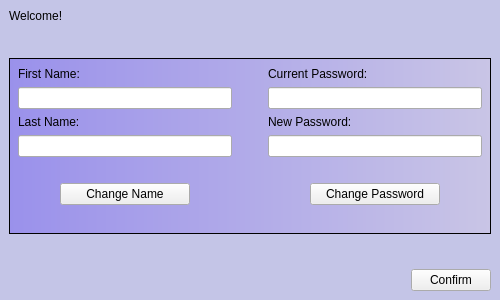
Before: the Qt Designer form profileScreen.ui in elroydsouza/MessagingApp-SDI, drawn with Qt 5.
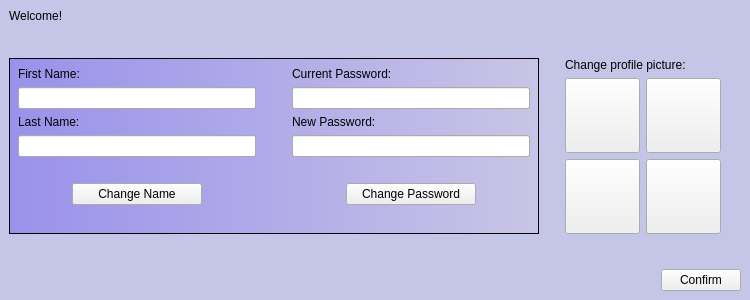
After: the same form once the commit is applied.

Commit message: Implemented profile picture system and inactivity system

The edit to the form file:
```diff
--- a/profileScreen.ui
+++ b/profileScreen.ui
@@ -6,7 +6,7 @@
    <rect>
     <x>0</x>
     <y>0</y>
-    <width>500</width>
+    <width>750</width>
     <height>300</height>
    </rect>
   </property>
@@ -39,6 +39,14 @@
      </spacer>
     </item>
     <item>
+     <layout class="QHBoxLayout" name="horizontalLayout_5">
+      <property name="topMargin">
+       <number>0</number>
+      </property>
+      <property name="rightMargin">
+       <number>0</number>
+      </property>
+      <item>
      <widget class="QWidget" name="editPanel" native="true">
       <property name="styleSheet">
        <string notr="true">#editPanel {border: 1px solid; background-color: qlineargradient(spread:pad, x1:0, y1:0, x2:1, y2:0, stop:0 rgb(154, 145, 235), stop:1 rgb(201, 197, 230));}</string>
@@ -242,6 +250,153 @@
        </item>
       </layout>
      </widget>
+      </item>
+      <item>
+       <spacer name="horizontalSpacer_5">
+        <property name="orientation">
+         <enum>Qt::Horizontal</enum>
+        </property>
+        <property name="sizeType">
+         <enum>QSizePolicy::Fixed</enum>
+        </property>
+        <property name="sizeHint" stdset="0">
+         <size>
+          <width>20</width>
+          <height>20</height>
+         </size>
+        </property>
+       </spacer>
+      </item>
+      <item>
+       <layout class="QVBoxLayout" name="verticalLayout_4">
+        <property name="rightMargin">
+         <number>0</number>
+        </property>
+        <item>
+         <widget class="QLabel" name="label">
+          <property name="text">
+           <string>Change profile picture:</string>
+          </property>
+         </widget>
+        </item>
+        <item>
+         <layout class="QHBoxLayout" name="horizontalLayout_6">
+          <property name="rightMargin">
+           <number>0</number>
+          </property>
+          <item>
+           <widget class="QPushButton" name="buttonPicture1">
+            <property name="sizePolicy">
+             <sizepolicy hsizetype="Fixed" vsizetype="Fixed">
+              <horstretch>0</horstretch>
+              <verstretch>0</verstretch>
+             </sizepolicy>
+            </property>
+            <property name="minimumSize">
+             <size>
+              <width>75</width>
+              <height>75</height>
+             </size>
+            </property>
+            <property name="styleSheet">
+             <string notr="true"/>
+            </property>
+            <property name="text">
+             <string/>
+            </property>
+            <property name="iconSize">
+             <size>
+              <width>16</width>
+              <height>16</height>
+             </size>
+            </property>
+            <property name="flat">
+             <bool>false</bool>
+            </property>
+           </widget>
+          </item>
+          <item>
+           <widget class="QPushButton" name="buttonPicture2">
+            <property name="sizePolicy">
+             <sizepolicy hsizetype="Fixed" vsizetype="Fixed">
+              <horstretch>0</horstretch>
+              <verstretch>0</verstretch>
+             </sizepolicy>
+            </property>
+            <property name="minimumSize">
+             <size>
+              <width>75</width>
+              <height>75</height>
+             </size>
+            </property>
+            <property name="text">
+             <string/>
+            </property>
+           </widget>
+          </item>
+         </layout>
+        </item>
+        <item>
+         <layout class="QHBoxLayout" name="horizontalLayout_7">
+          <item>
+           <widget class="QPushButton" name="buttonPicture3">
+            <property name="sizePolicy">
+             <sizepolicy hsizetype="Fixed" vsizetype="Fixed">
+              <horstretch>0</horstretch>
+              <verstretch>0</verstretch>
+             </sizepolicy>
+            </property>
+            <property name="minimumSize">
+             <size>
+              <width>75</width>
+              <height>75</height>
+             </size>
+            </property>
+            <property name="text">
+             <string/>
+            </property>
+           </widget>
+          </item>
+          <item>
+           <widget class="QPushButton" name="buttonPicture4">
+            <property name="sizePolicy">
+             <sizepolicy hsizetype="Fixed" vsizetype="Fixed">
+              <horstretch>0</horstretch>
+              <verstretch>0</verstretch>
+             </sizepolicy>
+            </property>
+            <property name="minimumSize">
+             <size>
+              <width>75</width>
+              <height>75</height>
+             </size>
+            </property>
+            <property name="text">
+             <string/>
+            </property>
+           </widget>
+          </item>
+         </layout>
+        </item>
+       </layout>
+      </item>
+      <item>
+       <spacer name="horizontalSpacer_6">
+        <property name="orientation">
+         <enum>Qt::Horizontal</enum>
+        </property>
+        <property name="sizeType">
+         <enum>QSizePolicy::Fixed</enum>
+        </property>
+        <property name="sizeHint" stdset="0">
+         <size>
+          <width>20</width>
+          <height>20</height>
+         </size>
+        </property>
+       </spacer>
+      </item>
+     </layout>
     </item>
     <item>
      <spacer name="verticalSpacer">
```
Lines whose indentation alone changed are shown as unchanged. The commit also changes 12 other files.
